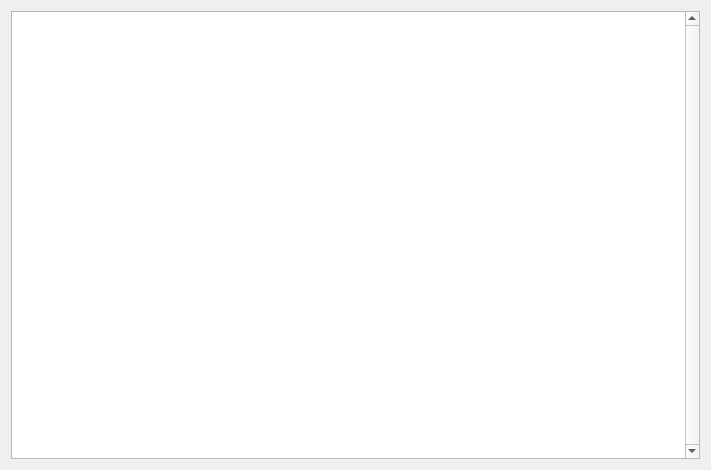
First picture: the form in companion/src/simulation/debugoutput.ui, repository opentx/opentx, before the edit.
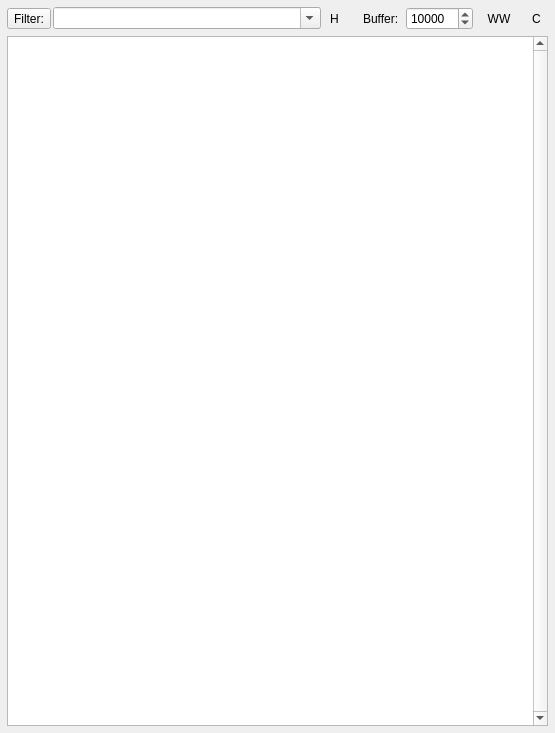
Second picture: the form after the edit. Icons and pictures are not drawn.

Commit message: [Simulator] Debug Output console updates:     * New filter feature with optional full RegEx support, can work in inclusive or exclusive modes (full help text is included in UI);     * Up to 50 user-defined filters are saved to permanent settings, also a few predefined filters are provided;     * Saves/restores the last filter used and if it was en/disabled;     * Added word wrap and clear screen features;     * Configurable scroll-back buffer size;     * Increased efficiency & performance of the buffering/printing process.

```diff
--- a/companion/src/simulation/debugoutput.ui
+++ b/companion/src/simulation/debugoutput.ui
@@ -1,15 +1,21 @@
 <?xml version="1.0" encoding="UTF-8"?>
 <ui version="4.0">
  <class>DebugOutput</class>
- <widget class="QDialog" name="DebugOutput">
+ <widget class="QWidget" name="DebugOutput">
   <property name="geometry">
    <rect>
     <x>0</x>
     <y>0</y>
-    <width>711</width>
-    <height>470</height>
+    <width>555</width>
+    <height>733</height>
    </rect>
   </property>
+  <property name="sizePolicy">
+   <sizepolicy hsizetype="Expanding" vsizetype="Expanding">
+    <horstretch>0</horstretch>
+    <verstretch>0</verstretch>
+   </sizepolicy>
+  </property>
   <property name="windowTitle">
    <string>Debug Output</string>
   </property>
@@ -18,28 +24,245 @@
     <normaloff>:/icon.png</normaloff>:/icon.png</iconset>
   </property>
   <layout class="QGridLayout" name="gridLayout">
+   <property name="leftMargin">
+    <number>7</number>
+   </property>
+   <property name="topMargin">
+    <number>7</number>
+   </property>
+   <property name="rightMargin">
+    <number>7</number>
+   </property>
+   <property name="bottomMargin">
+    <number>7</number>
+   </property>
+   <property name="spacing">
+    <number>6</number>
+   </property>
    <item row="0" column="0">
-    <layout class="QHBoxLayout" name="horizontalLayout">
-     <item>
-      <widget class="QPlainTextEdit" name="Output">
-       <property name="font">
-        <font>
-         <family>Courier New</family>
-         <pointsize>10</pointsize>
-        </font>
-       </property>
-       <property name="verticalScrollBarPolicy">
-        <enum>Qt::ScrollBarAlwaysOn</enum>
-       </property>
-       <property name="lineWrapMode">
-        <enum>QPlainTextEdit::NoWrap</enum>
-       </property>
-       <property name="readOnly">
-        <bool>true</bool>
-       </property>
-      </widget>
-     </item>
-    </layout>
+    <widget class="QWidget" name="widget" native="true">
+     <layout class="QHBoxLayout" name="horizontalLayout_2">
+      <property name="spacing">
+       <number>7</number>
+      </property>
+      <property name="leftMargin">
+       <number>0</number>
+      </property>
+      <property name="topMargin">
+       <number>0</number>
+      </property>
+      <property name="rightMargin">
+       <number>0</number>
+      </property>
+      <property name="bottomMargin">
+       <number>0</number>
+      </property>
+      <item>
+       <layout class="QHBoxLayout" name="horizontalLayout">
+        <property name="spacing">
+         <number>2</number>
+        </property>
+        <item>
+         <widget class="QToolButton" name="btnFilter">
+          <property name="toolTip">
+           <string>&lt;html&gt;&lt;head/&gt;&lt;body&gt;&lt;p&gt;Enable or disable the filter. If the button won't stay enabled, it is likely there is a syntax error in the Regular Expression entered.&lt;/p&gt;&lt;/body&gt;&lt;/html&gt;</string>
+          </property>
+          <property name="styleSheet">
+           <string notr="true">padding: 0.15em</string>
+          </property>
+          <property name="text">
+           <string>Filter:</string>
+          </property>
+          <property name="iconSize">
+           <size>
+            <width>18</width>
+            <height>18</height>
+           </size>
+          </property>
+          <property name="checkable">
+           <bool>true</bool>
+          </property>
+          <property name="toolButtonStyle">
+           <enum>Qt::ToolButtonTextOnly</enum>
+          </property>
+         </widget>
+        </item>
+        <item>
+         <widget class="QComboBox" name="filterText">
+          <property name="sizePolicy">
+           <sizepolicy hsizetype="Expanding" vsizetype="Fixed">
+            <horstretch>0</horstretch>
+            <verstretch>0</verstretch>
+           </sizepolicy>
+          </property>
+          <property name="minimumSize">
+           <size>
+            <width>100</width>
+            <height>0</height>
+           </size>
+          </property>
+          <property name="toolTip">
+           <string>&lt;html&gt;&lt;head/&gt;&lt;body&gt;&lt;p&gt;Enter filter text here. Click the help/info button for details about using the filter. &lt;/p&gt;&lt;p&gt;
+To &lt;b&gt;remove a remembered entry&lt;/b&gt; from the filter  list, first choose it, and then press &lt;code&gt;Shift-Delete&lt;/code&gt; (or &lt;code&gt;Shift-Backspace&lt;/code&gt;) key combination.&lt;/p&gt;&lt;/body&gt;&lt;/html&gt;</string>
+          </property>
+          <property name="editable">
+           <bool>true</bool>
+          </property>
+          <property name="currentText">
+           <string/>
+          </property>
+          <property name="currentIndex">
+           <number>-1</number>
+          </property>
+          <property name="maxCount">
+           <number>50</number>
+          </property>
+          <property name="insertPolicy">
+           <enum>QComboBox::InsertAtTop</enum>
+          </property>
+          <property name="sizeAdjustPolicy">
+           <enum>QComboBox::AdjustToMinimumContentsLength</enum>
+          </property>
+          <property name="minimumContentsLength">
+           <number>1</number>
+          </property>
+         </widget>
+        </item>
+        <item>
+         <widget class="QToolButton" name="btnShowFilterHelp">
+          <property name="text">
+           <string notr="true">H</string>
+          </property>
+          <property name="autoRaise">
+           <bool>true</bool>
+          </property>
+         </widget>
+        </item>
+       </layout>
+      </item>
+      <item>
+       <spacer name="horizontalSpacer">
+        <property name="orientation">
+         <enum>Qt::Horizontal</enum>
+        </property>
+        <property name="sizeType">
+         <enum>QSizePolicy::Preferred</enum>
+        </property>
+        <property name="sizeHint" stdset="0">
+         <size>
+          <width>10</width>
+          <height>20</height>
+         </size>
+        </property>
+       </spacer>
+      </item>
+      <item>
+       <layout class="QFormLayout" name="formLayout">
+        <item row="0" column="0">
+         <widget class="QLabel" name="label">
+          <property name="text">
+           <string>Buffer:</string>
+          </property>
+         </widget>
+        </item>
+        <item row="0" column="1">
+         <widget class="QSpinBox" name="bufferSize">
+          <property name="sizePolicy">
+           <sizepolicy hsizetype="Fixed" vsizetype="Fixed">
+            <horstretch>0</horstretch>
+            <verstretch>0</verstretch>
+           </sizepolicy>
+          </property>
+          <property name="toolTip">
+           <string>Number of lines to keep in display.</string>
+          </property>
+          <property name="suffix">
+           <string/>
+          </property>
+          <property name="minimum">
+           <number>100</number>
+          </property>
+          <property name="maximum">
+           <number>999999</number>
+          </property>
+          <property name="singleStep">
+           <number>100</number>
+          </property>
+          <property name="value">
+           <number>10000</number>
+          </property>
+         </widget>
+        </item>
+       </layout>
+      </item>
+      <item>
+       <widget class="QToolButton" name="btnWordWrap">
+        <property name="text">
+         <string notr="true">WW</string>
+        </property>
+        <property name="iconSize">
+         <size>
+          <width>16</width>
+          <height>16</height>
+         </size>
+        </property>
+        <property name="checkable">
+         <bool>true</bool>
+        </property>
+        <property name="autoRaise">
+         <bool>true</bool>
+        </property>
+       </widget>
+      </item>
+      <item>
+       <widget class="QToolButton" name="btnClearScr">
+        <property name="text">
+         <string notr="true">C</string>
+        </property>
+        <property name="iconSize">
+         <size>
+          <width>16</width>
+          <height>16</height>
+         </size>
+        </property>
+        <property name="autoRaise">
+         <bool>true</bool>
+        </property>
+       </widget>
+      </item>
+     </layout>
+    </widget>
+   </item>
+   <item row="1" column="0">
+    <widget class="QPlainTextEdit" name="console">
+     <property name="sizePolicy">
+      <sizepolicy hsizetype="Expanding" vsizetype="Expanding">
+       <horstretch>0</horstretch>
+       <verstretch>0</verstretch>
+      </sizepolicy>
+     </property>
+     <property name="font">
+      <font>
+       <family>Courier New</family>
+       <pointsize>10</pointsize>
+      </font>
+     </property>
+     <property name="verticalScrollBarPolicy">
+      <enum>Qt::ScrollBarAlwaysOn</enum>
+     </property>
+     <property name="undoRedoEnabled">
+      <bool>false</bool>
+     </property>
+     <property name="lineWrapMode">
+      <enum>QPlainTextEdit::NoWrap</enum>
+     </property>
+     <property name="readOnly">
+      <bool>true</bool>
+     </property>
+     <property name="maximumBlockCount">
+      <number>10000</number>
+     </property>
+    </widget>
    </item>
   </layout>
  </widget>
```
Left out of the diff: 39 changed lines with no effect on the pictures. The commit also changes 5 other files.
